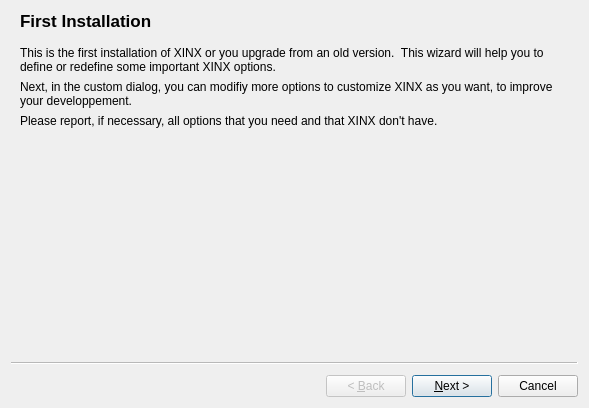
First picture: the form in xinx/ui/newversion.ui, repository phoenix741/xinx, before the edit.
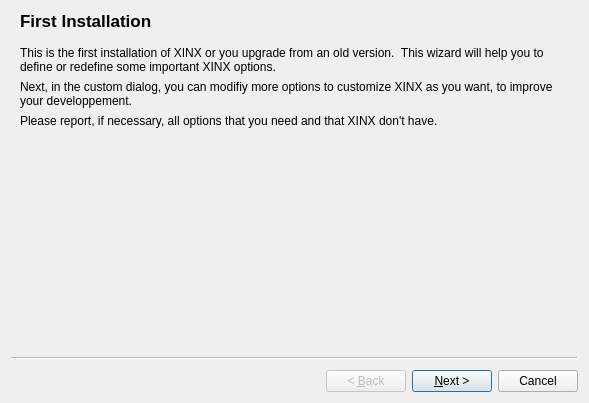
Second picture: the form after the edit. Icons and pictures are not drawn. Custom widgets are drawn as their Qt base class.

The edit to the form file:
```diff
--- a/xinx/ui/newversion.ui
+++ b/xinx/ui/newversion.ui
@@ -7,7 +7,7 @@
     <x>0</x>
     <y>0</y>
     <width>589</width>
-    <height>408</height>
+    <height>403</height>
    </rect>
   </property>
   <property name="windowTitle">
```
Left out of the diff: 10 changed lines with no effect on the pictures.
